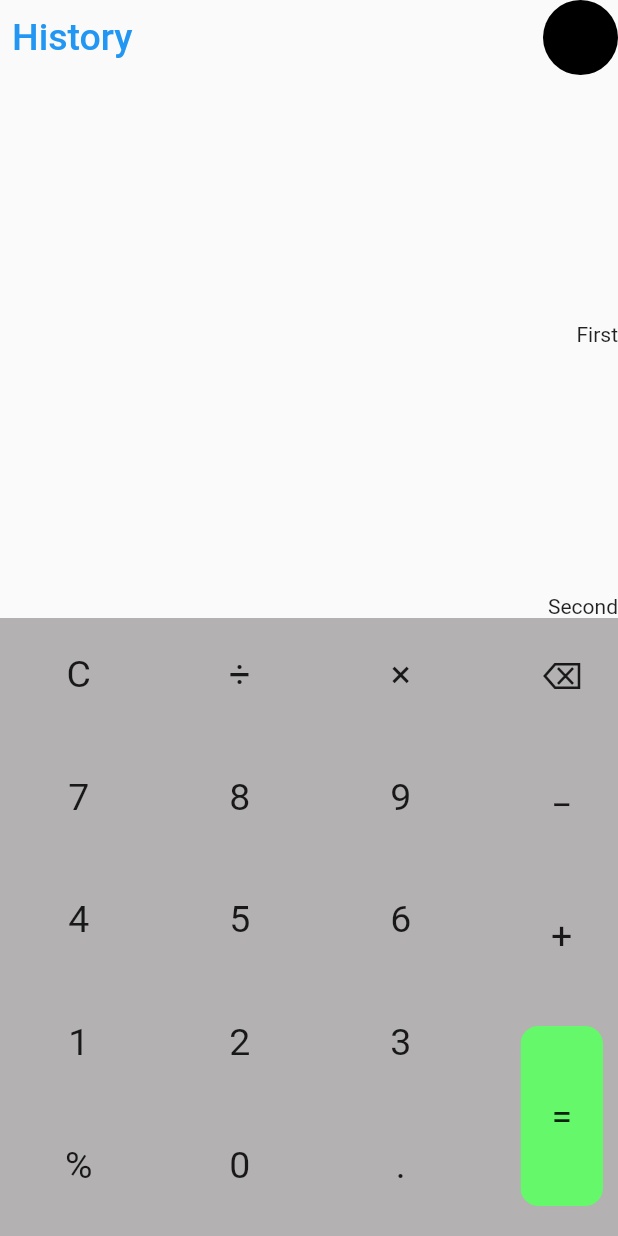
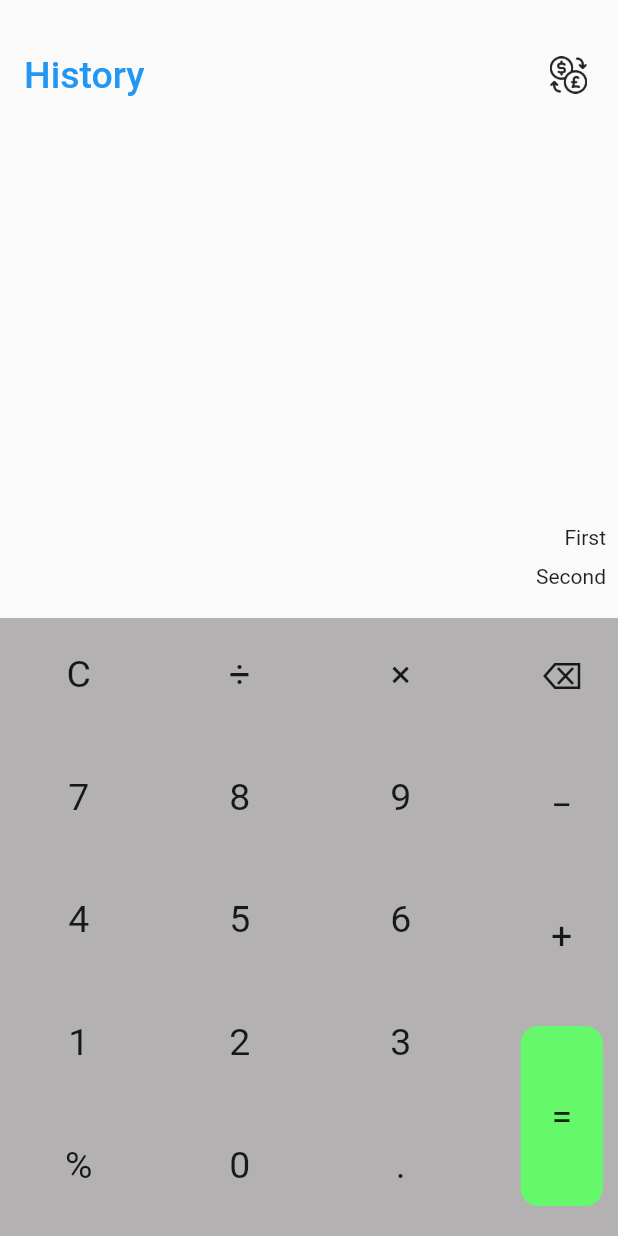
Before and after one commit to NDaneet/calculator_and_currency_application, a Flutter app: the screen it shows after launch, on a phone screen of 412 x 824 dp. Run offline on Flutter 3.47's test engine with Material 2 defaults, Android fonts, the phone set to English and light mode, and no system bars.

Commit message:
Modified the calculator_screen.dart

```diff
--- a/lib/screens/calculator_screen.dart
+++ b/lib/screens/calculator_screen.dart
@@ -1,3 +1,5 @@
+import 'package:calculator_and_currency_application/screens/currency_screen.dart';
+import 'package:calculator_and_currency_application/screens/history_screen.dart';
 import 'package:calculator_and_currency_application/widgets/button_widget.dart';
 import 'package:flutter/material.dart';
 
@@ -8,8 +10,7 @@ class CalculatorScreen extends StatelessWidget {
   Widget build(BuildContext context) {
     final screenHeight = MediaQuery.of(context).size.height;
     final screenWidth = MediaQuery.of(context).size.width;
-    final screenTop = MediaQuery.of(context).padding.top;
-    // MediaQuery.of(context).padding.top;
+    //final screenTop = MediaQuery.of(context).padding.top;
     return Scaffold(
       body: Column(
         children: [
@@ -17,6 +18,8 @@ class CalculatorScreen extends StatelessWidget {
               width: screenWidth,
               height: screenHeight / 2,
               color: Colors.transparent,
+              child: Padding(
+                padding: const EdgeInsets.fromLTRB(8, 25, 8, 20),
                 child: Column(
                   crossAxisAlignment: CrossAxisAlignment.end,
                   mainAxisAlignment: MainAxisAlignment.spaceBetween,
@@ -25,26 +28,38 @@ class CalculatorScreen extends StatelessWidget {
                       mainAxisAlignment: MainAxisAlignment.spaceBetween,
                       children: [
                         TextButton(
-                        onPressed: () {},
+                          onPressed: () {
+                            Navigator.push(
+                                context,
+                                MaterialPageRoute(
+                                    builder: (context) =>
+                                        const HistoryScreen()));
+                          },
                           child: const Text(
                             "History",
                             style: TextStyle(fontSize: 25),
                           ),
                         ),
-                      InkWell(
-                        onTap: (){},
-                            splashColor: Color.fromARGB(255, 101, 248, 106),
-                        child: Container(
+                        ClipOval(
+                          child: Material(
+                            child: InkWell(
+                              onTap: () {
+                                Navigator.push(
+                                    context,
+                                    MaterialPageRoute(
+                                        builder: (context) =>
+                                            const CurrencyScreen()));
+                              },
+                              splashColor: Colors.blue,
+                              child: const SizedBox(
                                 width: 50,
                                 height: 50,
-                          decoration: BoxDecoration(
-                            color: Colors.black,
-                            shape: BoxShape.circle
-                          ),
                                 child: Center(
                                   child: ImageIcon(
-                              size: 20,
+                                    size: 25,
                                     AssetImage("assets/currency_icon.png"),
+                                  ),
+                                ),
                               ),
                             ),
                           ),
@@ -52,9 +67,18 @@ class CalculatorScreen extends StatelessWidget {
                       ],
                     ),
                     //TODO: change this to result and real-time output
-                  const Text("First"),
-                  const Text("Second")
+                    const Column(
+                      crossAxisAlignment: CrossAxisAlignment.end,
+                      children: [
+                        Text("First"),
+                        SizedBox(
+                          height: 10,
+                        ),
+                        Text("Second")
                       ],
+                    ),
+                  ],
+                ),
               )),
           Container(
             //TODO: Modify colours to one place
```
Lines whose indentation alone changed are shown as unchanged.
